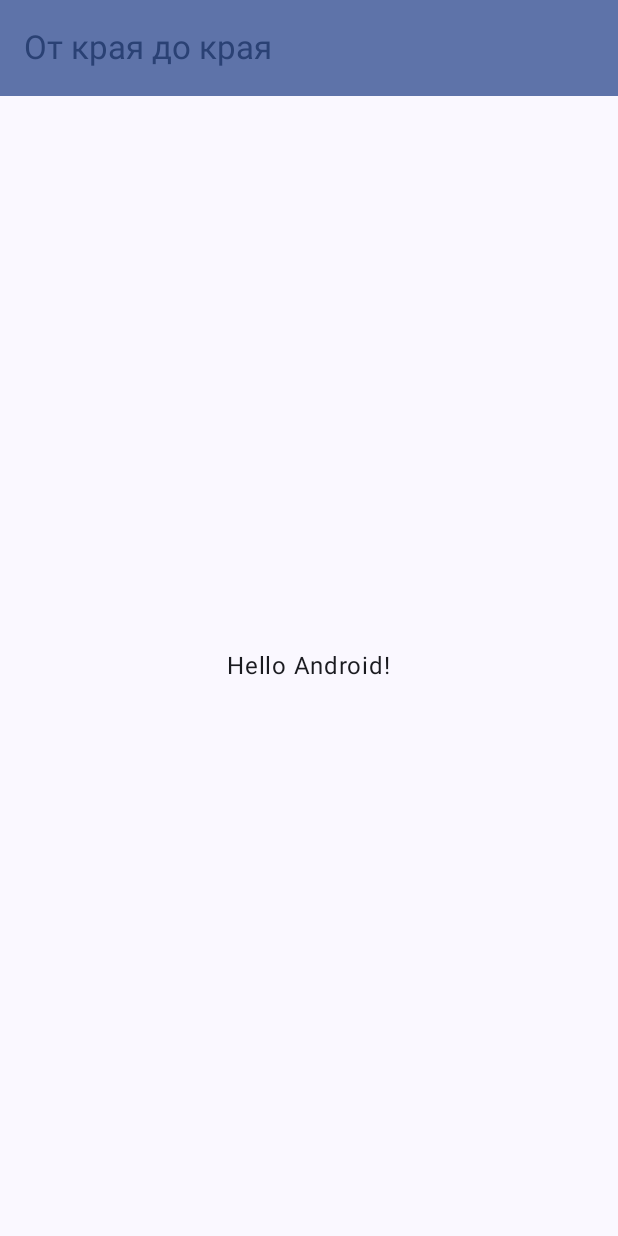
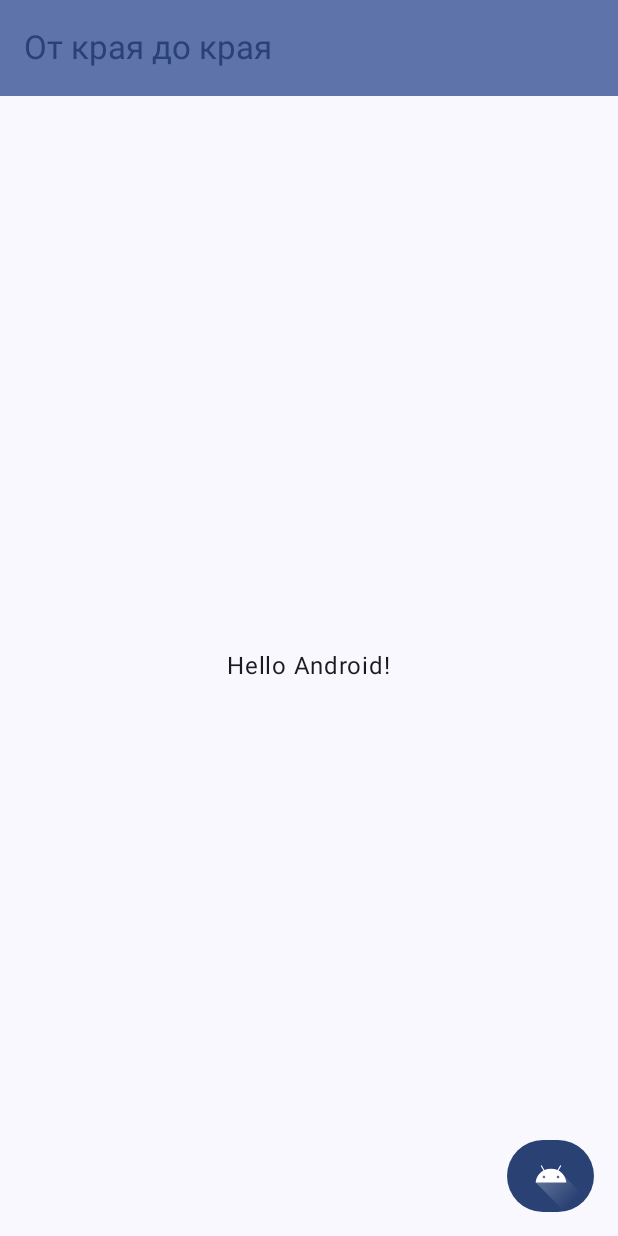
Before and after one commit to orlovanton01/PermTravel, an Android app built with Jetpack Compose: the screen it shows after launch (MainActivity), on a phone screen of 412 x 824 dp. Run offline under Robolectric (Android 15) with nearby library versions, the phone set to English and light mode, and no system bars.

Commit message:
Добавлена лента авторов (без БД), в MainActivity добавлена кнопка для перехода в этот экран

```diff
--- a/app/build.gradle.kts
+++ b/app/build.gradle.kts
@@ -40,7 +40,6 @@ android {
 }
 
 dependencies {
-
     implementation(libs.androidx.core.ktx)
     implementation(libs.androidx.lifecycle.runtime.ktx)
     implementation(libs.androidx.activity.compose)
@@ -49,6 +48,7 @@ dependencies {
     implementation(libs.androidx.ui.graphics)
     implementation(libs.androidx.ui.tooling.preview)
     implementation(libs.androidx.material3)
+    implementation(libs.androidx.recyclerview)
     testImplementation(libs.junit)
     androidTestImplementation(libs.androidx.junit)
     androidTestImplementation(libs.androidx.espresso.core)
--- a/app/src/main/AndroidManifest.xml
+++ b/app/src/main/AndroidManifest.xml
@@ -23,6 +23,7 @@
                 <category android:name="android.intent.category.LAUNCHER" />
             </intent-filter>
         </activity>
+        <activity android:name=".AuthorsActivity"/>
     </application>
 
 </manifest>
--- a/app/src/main/java/ru/mobile/permtravel/MainActivity.kt
+++ b/app/src/main/java/ru/mobile/permtravel/MainActivity.kt
@@ -1,22 +1,21 @@
 package ru.mobile.permtravel
 
+import android.content.Intent
 import android.os.Bundle
 import androidx.activity.ComponentActivity
 import androidx.activity.compose.setContent
 import androidx.activity.enableEdgeToEdge
-import androidx.compose.foundation.layout.Box
-import androidx.compose.foundation.layout.fillMaxSize
-import androidx.compose.foundation.layout.padding
+import androidx.compose.foundation.layout.*
+import androidx.compose.foundation.shape.CircleShape
 import androidx.compose.material3.ExperimentalMaterial3Api
-import androidx.compose.material3.MaterialTheme
-import androidx.compose.material3.Scaffold
-import androidx.compose.material3.Text
-import androidx.compose.material3.TopAppBar
-import androidx.compose.material3.TopAppBarDefaults
+import androidx.compose.material3.*
 import androidx.compose.runtime.Composable
 import androidx.compose.ui.Alignment
 import androidx.compose.ui.Modifier
+import androidx.compose.ui.platform.LocalContext
+import androidx.compose.ui.res.painterResource
 import androidx.compose.ui.tooling.preview.Preview
+import androidx.compose.ui.unit.dp
 import ru.mobile.permtravel.ui.theme.PermTravelTheme
 
 class MainActivity : ComponentActivity() {
@@ -25,7 +24,7 @@ class MainActivity : ComponentActivity() {
         enableEdgeToEdge()
         setContent {
             PermTravelTheme {
-                MainPage()
+                MainPage ()
             }
         }
     }
@@ -53,11 +52,41 @@ fun MainPage(modifier: Modifier = Modifier) {
             modifier = modifier
                 .padding(innerPadding)
                 .fillMaxSize()
-        ){
-            Greeting("Android", modifier)
+        ) {
+            Column(
+                horizontalAlignment = Alignment.CenterHorizontally,
+                verticalArrangement = Arrangement.Center,
+                modifier = Modifier.fillMaxSize()
+            ) {
+                Greeting("Android", modifier)
+            }
+
+            //Кнопка, потом можно будет изменить на другую
+            val context = LocalContext.current
+            Button(
+                onClick = {
+                    val intent = Intent(context, AuthorsActivity::class.java)
+                    context.startActivity(intent)
+                },
+                modifier = Modifier
+                    .align(Alignment.BottomEnd)
+                    .padding(16.dp),
+                shape = CircleShape,
+                contentPadding = PaddingValues(0.dp)
+            ) {
+                Icon(
+                    painter = painterResource(id = R.drawable.ic_launcher_foreground),
+                    contentDescription = "Authors",
+                    modifier = Modifier.size(48.dp)
+                )
+            }
         }
     }
 }
+
+
+
+
 
 @Composable
 fun Greeting(name: String, modifier: Modifier = Modifier) {
--- a/gradle/libs.versions.toml
+++ b/gradle/libs.versions.toml
@@ -8,6 +8,7 @@ espressoCore = "3.6.1"
 lifecycleRuntimeKtx = "2.8.7"
 activityCompose = "1.10.0"
 composeBom = "2024.04.01"
+recyclerview = "1.4.0"
 
 [libraries]
 androidx-core-ktx = { group = "androidx.core", name = "core-ktx", version.ref = "coreKtx" }
@@ -24,6 +25,7 @@ androidx-ui-tooling-preview = { group = "androidx.compose.ui", name = "ui-toolin
 androidx-ui-test-manifest = { group = "androidx.compose.ui", name = "ui-test-manifest" }
 androidx-ui-test-junit4 = { group = "androidx.compose.ui", name = "ui-test-junit4" }
 androidx-material3 = { group = "androidx.compose.material3", name = "material3" }
+androidx-recyclerview = { group = "androidx.recyclerview", name = "recyclerview", version.ref = "recyclerview" }
 
 [plugins]
 android-application = { id = "com.android.application", version.ref = "agp" }
```
Also changed, not shown: app/src/main/java/ru/mobile/permtravel/AuthorsActivity.kt (added, +15 -0 lines), app/src/main/java/ru/mobile/permtravel/model/Author.kt (added, +10 -0 lines), app/src/main/java/ru/mobile/permtravel/pages/AuthorsScreen.kt (added, +109 -0 lines).
